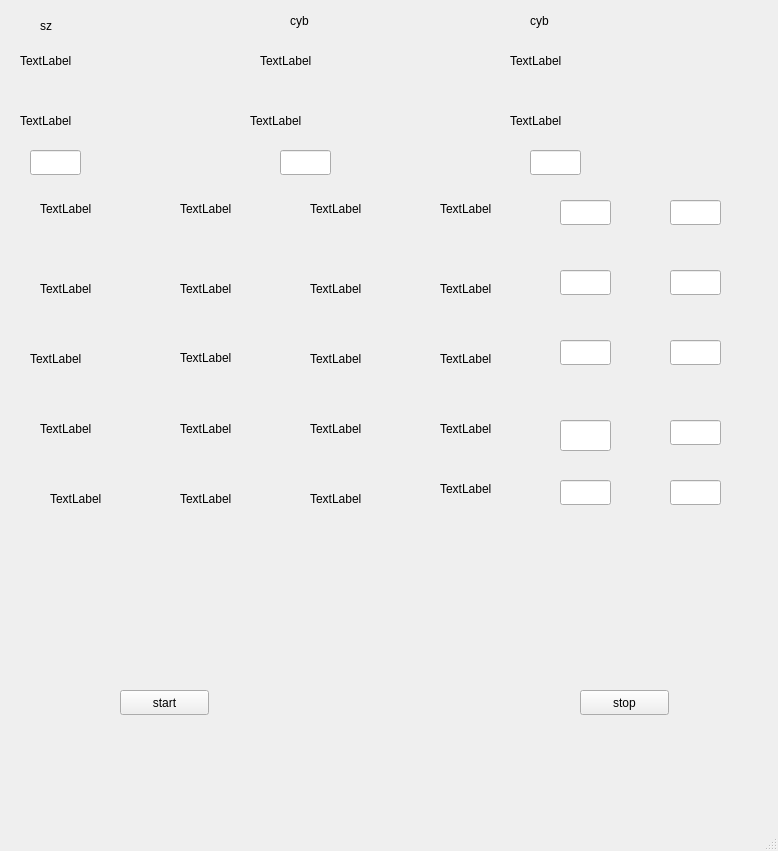
Qt form qyh_stock.ui (qiuyuehao/python_learn) before a commit.
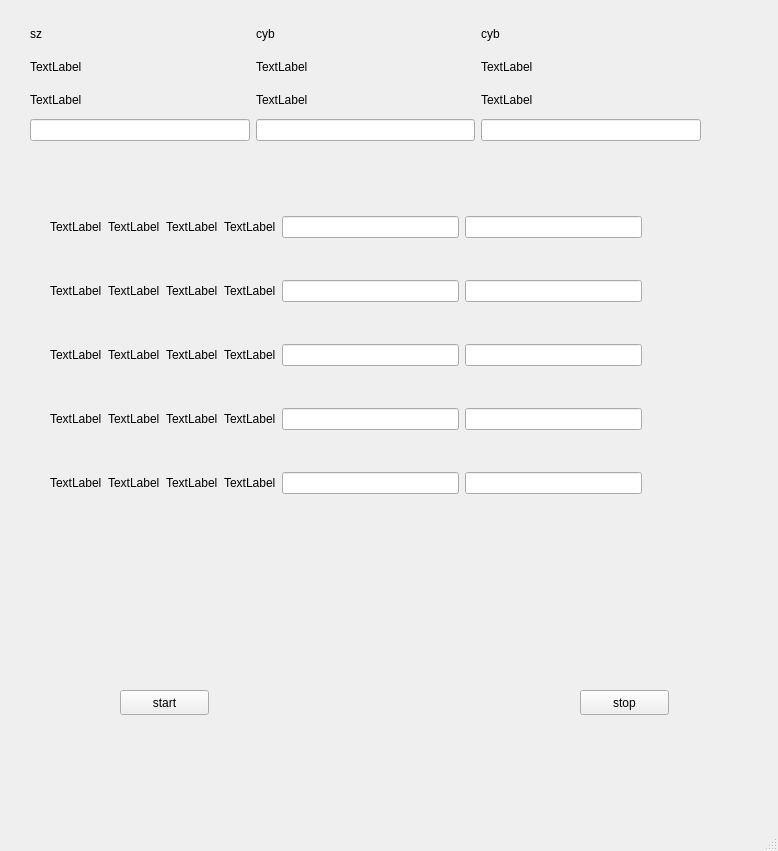
The same form after that commit.

What changed in the file:
```diff
--- a/qyh_stock.ui
+++ b/qyh_stock.ui
@@ -14,538 +14,297 @@
    <string>MainWindow</string>
   </property>
   <widget class="QWidget" name="centralwidget">
+   <widget class="QPushButton" name="pushButton">
+    <property name="geometry">
+     <rect>
+      <x>120</x>
+      <y>690</y>
+      <width>89</width>
+      <height>25</height>
+     </rect>
+    </property>
+    <property name="text">
+     <string>start</string>
+    </property>
+   </widget>
+   <widget class="QPushButton" name="pushButton_2">
+    <property name="geometry">
+     <rect>
+      <x>580</x>
+      <y>690</y>
+      <width>89</width>
+      <height>25</height>
+     </rect>
+    </property>
+    <property name="text">
+     <string>stop</string>
+    </property>
+   </widget>
+   <widget class="QWidget" name="">
+    <property name="geometry">
+     <rect>
+      <x>30</x>
+      <y>20</y>
+      <width>671</width>
+      <height>121</height>
+     </rect>
+    </property>
+    <layout class="QGridLayout" name="gridLayout">
+     <item row="0" column="0">
    <widget class="QLabel" name="shangzhen">
-    <property name="geometry">
-     <rect>
-      <x>40</x>
-      <y>10</y>
-      <width>91</width>
-      <height>31</height>
-     </rect>
-    </property>
     <property name="text">
      <string>sz</string>
     </property>
    </widget>
-   <widget class="QLabel" name="chuanyeban">
-    <property name="geometry">
-     <rect>
-      <x>530</x>
-      <y>10</y>
-      <width>81</width>
-      <height>21</height>
-     </rect>
-    </property>
-    <property name="text">
-     <string>cyb</string>
-    </property>
-   </widget>
+     </item>
+     <item row="0" column="1">
    <widget class="QLabel" name="shenzhen">
-    <property name="geometry">
-     <rect>
-      <x>290</x>
-      <y>10</y>
-      <width>81</width>
-      <height>21</height>
-     </rect>
-    </property>
+       <property name="text">
+        <string>cyb</string>
+       </property>
+      </widget>
+     </item>
+     <item row="0" column="2">
+      <widget class="QLabel" name="chuanyeban">
     <property name="text">
      <string>cyb</string>
     </property>
    </widget>
+     </item>
+     <item row="1" column="0">
    <widget class="QLabel" name="label_4">
-    <property name="geometry">
-     <rect>
-      <x>20</x>
-      <y>40</y>
-      <width>171</width>
-      <height>41</height>
-     </rect>
-    </property>
     <property name="text">
      <string>TextLabel</string>
     </property>
    </widget>
-   <widget class="QLabel" name="label_5">
-    <property name="geometry">
-     <rect>
-      <x>20</x>
-      <y>100</y>
-      <width>171</width>
-      <height>41</height>
-     </rect>
-    </property>
-    <property name="text">
-     <string>TextLabel</string>
-    </property>
-   </widget>
+     </item>
+     <item row="1" column="1">
    <widget class="QLabel" name="label_6">
-    <property name="geometry">
-     <rect>
-      <x>260</x>
-      <y>40</y>
-      <width>171</width>
-      <height>41</height>
-     </rect>
-    </property>
     <property name="text">
      <string>TextLabel</string>
     </property>
    </widget>
-   <widget class="QLabel" name="label_7">
-    <property name="geometry">
-     <rect>
-      <x>250</x>
-      <y>100</y>
-      <width>171</width>
-      <height>41</height>
-     </rect>
-    </property>
-    <property name="text">
-     <string>TextLabel</string>
-    </property>
-   </widget>
+     </item>
+     <item row="1" column="2">
    <widget class="QLabel" name="label_8">
-    <property name="geometry">
-     <rect>
-      <x>510</x>
-      <y>40</y>
-      <width>171</width>
-      <height>41</height>
-     </rect>
-    </property>
+       <property name="text">
+        <string>TextLabel</string>
+       </property>
+      </widget>
+     </item>
+     <item row="2" column="0">
+      <widget class="QLabel" name="label_5">
     <property name="text">
      <string>TextLabel</string>
     </property>
    </widget>
+     </item>
+     <item row="2" column="1">
+      <widget class="QLabel" name="label_7">
+       <property name="text">
+        <string>TextLabel</string>
+       </property>
+      </widget>
+     </item>
+     <item row="2" column="2">
    <widget class="QLabel" name="label_9">
+       <property name="text">
+        <string>TextLabel</string>
+       </property>
+      </widget>
+     </item>
+     <item row="3" column="0">
+      <widget class="QLineEdit" name="lineEdit_11"/>
+     </item>
+     <item row="3" column="1">
+      <widget class="QLineEdit" name="lineEdit_12"/>
+     </item>
+     <item row="3" column="2">
+      <widget class="QLineEdit" name="lineEdit_13"/>
+     </item>
+    </layout>
+   </widget>
+   <widget class="QWidget" name="">
     <property name="geometry">
      <rect>
-      <x>510</x>
-      <y>100</y>
-      <width>171</width>
-      <height>41</height>
+      <x>50</x>
+      <y>180</y>
+      <width>592</width>
+      <height>351</height>
      </rect>
     </property>
-    <property name="text">
-     <string>TextLabel</string>
-    </property>
-   </widget>
+    <layout class="QGridLayout" name="gridLayout_3">
+     <item row="0" column="0">
    <widget class="QLabel" name="label_10">
-    <property name="geometry">
-     <rect>
-      <x>40</x>
-      <y>200</y>
-      <width>67</width>
-      <height>17</height>
-     </rect>
-    </property>
     <property name="text">
      <string>TextLabel</string>
     </property>
    </widget>
+     </item>
+     <item row="0" column="1">
    <widget class="QLabel" name="label_11">
-    <property name="geometry">
-     <rect>
-      <x>180</x>
-      <y>200</y>
-      <width>67</width>
-      <height>17</height>
-     </rect>
-    </property>
     <property name="text">
      <string>TextLabel</string>
     </property>
    </widget>
+     </item>
+     <item row="0" column="2">
    <widget class="QLabel" name="label_12">
-    <property name="geometry">
-     <rect>
-      <x>310</x>
-      <y>200</y>
-      <width>67</width>
-      <height>17</height>
-     </rect>
-    </property>
     <property name="text">
      <string>TextLabel</string>
     </property>
    </widget>
-   <widget class="QLineEdit" name="lineEdit">
-    <property name="geometry">
-     <rect>
-      <x>560</x>
-      <y>200</y>
-      <width>51</width>
-      <height>25</height>
-     </rect>
-    </property>
-   </widget>
+     </item>
+     <item row="0" column="3">
+      <widget class="QLabel" name="label">
+       <property name="text">
+        <string>TextLabel</string>
+       </property>
+      </widget>
+     </item>
+     <item row="0" column="4">
+      <widget class="QLineEdit" name="lineEdit"/>
+     </item>
+     <item row="0" column="5">
+      <widget class="QLineEdit" name="lineEdit_2"/>
+     </item>
+     <item row="1" column="0">
    <widget class="QLabel" name="label_13">
-    <property name="geometry">
-     <rect>
-      <x>40</x>
-      <y>280</y>
-      <width>67</width>
-      <height>17</height>
-     </rect>
-    </property>
     <property name="text">
      <string>TextLabel</string>
     </property>
    </widget>
+     </item>
+     <item row="1" column="1">
    <widget class="QLabel" name="label_14">
-    <property name="geometry">
-     <rect>
-      <x>180</x>
-      <y>280</y>
-      <width>67</width>
-      <height>17</height>
-     </rect>
-    </property>
     <property name="text">
      <string>TextLabel</string>
     </property>
    </widget>
+     </item>
+     <item row="1" column="2">
    <widget class="QLabel" name="label_15">
-    <property name="geometry">
-     <rect>
-      <x>310</x>
-      <y>280</y>
-      <width>67</width>
-      <height>17</height>
-     </rect>
-    </property>
+       <property name="text">
+        <string>TextLabel</string>
+       </property>
+      </widget>
+     </item>
+     <item row="1" column="3">
+      <widget class="QLabel" name="label_2">
     <property name="text">
      <string>TextLabel</string>
     </property>
    </widget>
+     </item>
+     <item row="1" column="4">
+      <widget class="QLineEdit" name="lineEdit_3"/>
+     </item>
+     <item row="1" column="5">
+      <widget class="QLineEdit" name="lineEdit_4"/>
+     </item>
+     <item row="2" column="0">
    <widget class="QLabel" name="label_16">
-    <property name="geometry">
-     <rect>
-      <x>30</x>
-      <y>350</y>
-      <width>67</width>
-      <height>17</height>
-     </rect>
-    </property>
     <property name="text">
      <string>TextLabel</string>
     </property>
    </widget>
+     </item>
+     <item row="2" column="1">
    <widget class="QLabel" name="label_17">
-    <property name="geometry">
-     <rect>
-      <x>180</x>
-      <y>350</y>
-      <width>67</width>
-      <height>16</height>
-     </rect>
-    </property>
     <property name="text">
      <string>TextLabel</string>
     </property>
    </widget>
+     </item>
+     <item row="2" column="2">
    <widget class="QLabel" name="label_18">
-    <property name="geometry">
-     <rect>
-      <x>310</x>
-      <y>350</y>
-      <width>67</width>
-      <height>17</height>
-     </rect>
-    </property>
+       <property name="text">
+        <string>TextLabel</string>
+       </property>
+      </widget>
+     </item>
+     <item row="2" column="3">
+      <widget class="QLabel" name="label_3">
     <property name="text">
      <string>TextLabel</string>
     </property>
    </widget>
+     </item>
+     <item row="2" column="4">
+      <widget class="QLineEdit" name="lineEdit_5"/>
+     </item>
+     <item row="2" column="5">
+      <widget class="QLineEdit" name="lineEdit_6"/>
+     </item>
+     <item row="3" column="0">
    <widget class="QLabel" name="label_19">
-    <property name="geometry">
-     <rect>
-      <x>40</x>
-      <y>420</y>
-      <width>67</width>
-      <height>17</height>
-     </rect>
-    </property>
     <property name="text">
      <string>TextLabel</string>
     </property>
    </widget>
+     </item>
+     <item row="3" column="1">
    <widget class="QLabel" name="label_20">
-    <property name="geometry">
-     <rect>
-      <x>180</x>
-      <y>420</y>
-      <width>67</width>
-      <height>17</height>
-     </rect>
-    </property>
     <property name="text">
      <string>TextLabel</string>
     </property>
    </widget>
+     </item>
+     <item row="3" column="2">
    <widget class="QLabel" name="label_21">
-    <property name="geometry">
-     <rect>
-      <x>310</x>
-      <y>420</y>
-      <width>67</width>
-      <height>17</height>
-     </rect>
-    </property>
+       <property name="text">
+        <string>TextLabel</string>
+       </property>
+      </widget>
+     </item>
+     <item row="3" column="3">
+      <widget class="QLabel" name="label_25">
     <property name="text">
      <string>TextLabel</string>
     </property>
    </widget>
+     </item>
+     <item row="3" column="4">
+      <widget class="QLineEdit" name="lineEdit_7"/>
+     </item>
+     <item row="3" column="5">
+      <widget class="QLineEdit" name="lineEdit_8"/>
+     </item>
+     <item row="4" column="0">
    <widget class="QLabel" name="label_22">
-    <property name="geometry">
-     <rect>
-      <x>50</x>
-      <y>490</y>
-      <width>67</width>
-      <height>17</height>
-     </rect>
-    </property>
     <property name="text">
      <string>TextLabel</string>
     </property>
    </widget>
+     </item>
+     <item row="4" column="1">
    <widget class="QLabel" name="label_23">
-    <property name="geometry">
-     <rect>
-      <x>180</x>
-      <y>490</y>
-      <width>67</width>
-      <height>17</height>
-     </rect>
-    </property>
     <property name="text">
      <string>TextLabel</string>
     </property>
    </widget>
+     </item>
+     <item row="4" column="2">
    <widget class="QLabel" name="label_24">
-    <property name="geometry">
-     <rect>
-      <x>310</x>
-      <y>490</y>
-      <width>67</width>
-      <height>17</height>
-     </rect>
-    </property>
     <property name="text">
      <string>TextLabel</string>
     </property>
    </widget>
-   <widget class="QLineEdit" name="lineEdit_6">
-    <property name="geometry">
-     <rect>
-      <x>670</x>
-      <y>340</y>
-      <width>51</width>
-      <height>25</height>
-     </rect>
-    </property>
-   </widget>
-   <widget class="QLineEdit" name="lineEdit_7">
-    <property name="geometry">
-     <rect>
-      <x>560</x>
-      <y>420</y>
-      <width>51</width>
-      <height>31</height>
-     </rect>
-    </property>
-   </widget>
-   <widget class="QLineEdit" name="lineEdit_2">
-    <property name="geometry">
-     <rect>
-      <x>670</x>
-      <y>200</y>
-      <width>51</width>
-      <height>25</height>
-     </rect>
-    </property>
-   </widget>
-   <widget class="QLineEdit" name="lineEdit_8">
-    <property name="geometry">
-     <rect>
-      <x>670</x>
-      <y>420</y>
-      <width>51</width>
-      <height>25</height>
-     </rect>
-    </property>
-   </widget>
-   <widget class="QLineEdit" name="lineEdit_3">
-    <property name="geometry">
-     <rect>
-      <x>560</x>
-      <y>270</y>
-      <width>51</width>
-      <height>25</height>
-     </rect>
-    </property>
-   </widget>
-   <widget class="QLineEdit" name="lineEdit_9">
-    <property name="geometry">
-     <rect>
-      <x>560</x>
-      <y>480</y>
-      <width>51</width>
-      <height>25</height>
-     </rect>
-    </property>
-   </widget>
-   <widget class="QLineEdit" name="lineEdit_4">
-    <property name="geometry">
-     <rect>
-      <x>670</x>
-      <y>270</y>
-      <width>51</width>
-      <height>25</height>
-     </rect>
-    </property>
-   </widget>
-   <widget class="QLineEdit" name="lineEdit_10">
-    <property name="geometry">
-     <rect>
-      <x>670</x>
-      <y>480</y>
-      <width>51</width>
-      <height>25</height>
-     </rect>
-    </property>
-   </widget>
-   <widget class="QLineEdit" name="lineEdit_5">
-    <property name="geometry">
-     <rect>
-      <x>560</x>
-      <y>340</y>
-      <width>51</width>
-      <height>25</height>
-     </rect>
-    </property>
-   </widget>
-   <widget class="QPushButton" name="pushButton">
-    <property name="geometry">
-     <rect>
-      <x>120</x>
-      <y>690</y>
-      <width>89</width>
-      <height>25</height>
-     </rect>
-    </property>
-    <property name="text">
-     <string>start</string>
-    </property>
-   </widget>
-   <widget class="QPushButton" name="pushButton_2">
-    <property name="geometry">
-     <rect>
-      <x>580</x>
-      <y>690</y>
-      <width>89</width>
-      <height>25</height>
-     </rect>
-    </property>
-    <property name="text">
-     <string>stop</string>
-    </property>
-   </widget>
-   <widget class="QLabel" name="label">
-    <property name="geometry">
-     <rect>
-      <x>440</x>
-      <y>200</y>
-      <width>67</width>
-      <height>17</height>
-     </rect>
-    </property>
-    <property name="text">
-     <string>TextLabel</string>
-    </property>
-   </widget>
-   <widget class="QLabel" name="label_2">
-    <property name="geometry">
-     <rect>
-      <x>440</x>
-      <y>280</y>
-      <width>67</width>
-      <height>17</height>
-     </rect>
-    </property>
-    <property name="text">
-     <string>TextLabel</string>
-    </property>
-   </widget>
-   <widget class="QLabel" name="label_3">
-    <property name="geometry">
-     <rect>
-      <x>440</x>
-      <y>350</y>
-      <width>67</width>
-      <height>17</height>
-     </rect>
-    </property>
-    <property name="text">
-     <string>TextLabel</string>
-    </property>
-   </widget>
-   <widget class="QLabel" name="label_25">
-    <property name="geometry">
-     <rect>
-      <x>440</x>
-      <y>420</y>
-      <width>67</width>
-      <height>17</height>
-     </rect>
-    </property>
-    <property name="text">
-     <string>TextLabel</string>
-    </property>
-   </widget>
+     </item>
+     <item row="4" column="3">
    <widget class="QLabel" name="label_26">
-    <property name="geometry">
-     <rect>
-      <x>440</x>
-      <y>480</y>
-      <width>67</width>
-      <height>17</height>
-     </rect>
-    </property>
     <property name="text">
      <string>TextLabel</string>
     </property>
    </widget>
-   <widget class="QLineEdit" name="lineEdit_11">
-    <property name="geometry">
-     <rect>
-      <x>30</x>
-      <y>150</y>
-      <width>51</width>
-      <height>25</height>
-     </rect>
-    </property>
-   </widget>
-   <widget class="QLineEdit" name="lineEdit_12">
-    <property name="geometry">
-     <rect>
-      <x>280</x>
-      <y>150</y>
-      <width>51</width>
-      <height>25</height>
-     </rect>
-    </property>
-   </widget>
-   <widget class="QLineEdit" name="lineEdit_13">
-    <property name="geometry">
-     <rect>
-      <x>530</x>
-      <y>150</y>
-      <width>51</width>
-      <height>25</height>
-     </rect>
-    </property>
+     </item>
+     <item row="4" column="4">
+      <widget class="QLineEdit" name="lineEdit_9"/>
+     </item>
+     <item row="4" column="5">
+      <widget class="QLineEdit" name="lineEdit_10"/>
+     </item>
+    </layout>
    </widget>
   </widget>
   <widget class="QMenuBar" name="menubar">
```
Left out of the diff: 2 changed lines with no effect on the pictures. Lines whose indentation alone changed are shown as unchanged.
